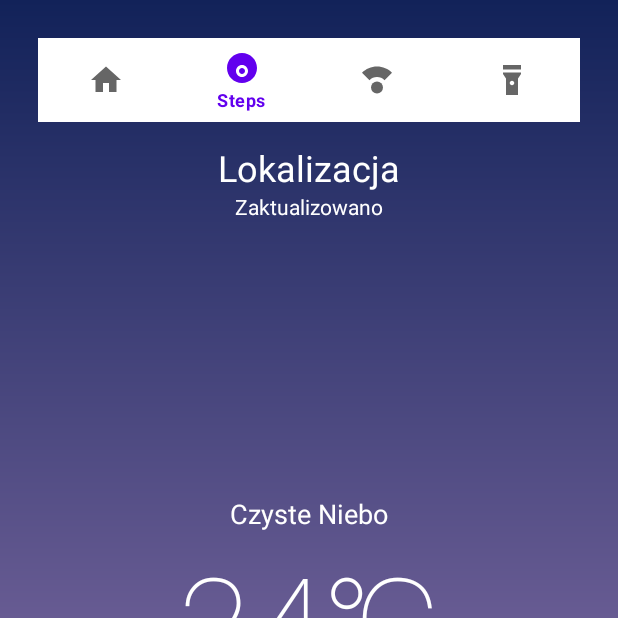
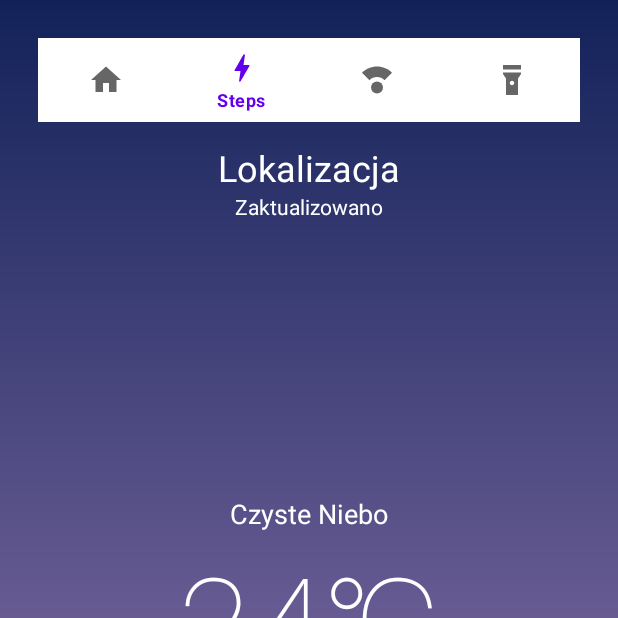
Before and after one commit to KacperJochymek/WeatherX, an Android app built with Jetpack Compose: the fragment Home shown on its own in the app's theme, item 2 of the bottom bar chosen, on a phone screen of 412 x 824 dp, the top half of it. Run offline under Robolectric (Android 15) with nearby library versions, the phone set to English and light mode, and no system bars.

Commit message:
Zmiana ikony

```diff
--- a/app/src/main/res/drawable/ic_baseline_calendar_month_24.xml
+++ b/app/src/main/res/drawable/ic_baseline_calendar_month_24.xml
@@ -1,12 +1,5 @@
-<vector
-    android:height="24dp"
-    android:tint="#000000"
-    android:viewportHeight="24"
-    android:viewportWidth="24"
-    android:width="24dp"
-    xmlns:android="http://schemas.android.com/apk/res/android">
-
-    <path
-        android:fillColor="@android:color/white"
-        android:pathData="M12,2C6.48,2 2,6.48 2,12s4.48,10 10,10 10,-4.48 10,-10S17.52,2 12,2zM12,12C10.9,12 10,12.9 10,14C10,15.1 10.9,16 12,16C13.1,16 14,15.1 14,14C14,12.9 13.1,12 12,12zM12,18C9.79,18 8,16.21 8,14C8,11.79 9.79,10 12,10C14.21,10 16,11.79 16,14C16,16.21 14.21,18 12,18z" />
+<vector android:height="24dp" android:tint="#000000"
+    android:viewportHeight="24" android:viewportWidth="24"
+    android:width="24dp" xmlns:android="http://schemas.android.com/apk/res/android">
+    <path android:fillColor="@android:color/white" android:pathData="M11,21h-1l1,-7H7.5c-0.58,0 -0.57,-0.32 -0.38,-0.66 0.19,-0.34 0.05,-0.08 0.07,-0.12C8.48,10.94 10.42,7.54 13,3h1l-1,7h3.5c0.49,0 0.56,0.33 0.47,0.51l-0.07,0.15C12.96,17.55 11,21 11,21z"/>
 </vector>
```
